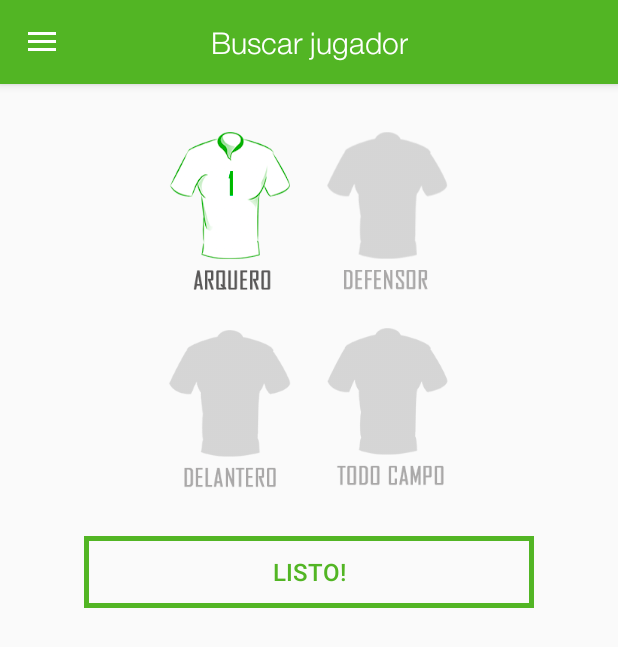
After one commit to npochettino/Hay-Cancha-Mobile, an Android app: the fragment SearchPlayerFragment placed in its activity, on a phone screen of 412 x 824 dp. The commit adds this screen. Shown: the top 647 px of the screen. Run offline under Robolectric (Android 15) with nearby library versions, the phone set to English and light mode, and no system bars; 1 statement that could not run was skipped.

Commit message:
Algunos detalles

```diff
--- a/HayCancha/app/build.gradle
+++ b/HayCancha/app/build.gradle
@@ -30,6 +30,6 @@ dependencies {
     compile 'com.google.android.gms:play-services-location:7.0.0'
     compile 'com.google.android.gms:play-services:8.1.0'
     compile files('libs/universal-image-loader-1.9.3-with-sources.jar')
-    compile files('libs/Parse-1.11.0.jar')
     compile files('libs/bolts-tasks-1.3.0.jar')
+    compile files('libs/Parse-1.9.4.jar')
 }
--- a/HayCancha/app/src/main/java/sempait/haycancha/fragment/CreateAccountFragment2.java
+++ b/HayCancha/app/src/main/java/sempait/haycancha/fragment/CreateAccountFragment2.java
@@ -188,7 +188,7 @@ public class CreateAccountFragment2 extends BaseFragment {
         mCreateTask.mTelefono = mPhone;
         mCreateTask.mPassword = mEtPassword.getText().toString();
         mCreateTask.mPosicion = 1;
-        mCreateTask.mCodigoTelefono = ParseInstallation.getCurrentInstallation().getObjectId();
+        mCreateTask.mCodigoTelefono = ConfigurationClass.getCodigoTelefono(mContext);
         mCreateTask.mIsActivo = true;
 
 
@@ -207,7 +207,6 @@ public class CreateAccountFragment2 extends BaseFragment {
         ConfigurationClass.setEmailUser(mContext, mEtEmail.getText().toString());
         ConfigurationClass.setTelUser(mContext, mPhone);
         ConfigurationClass.setPasswodUser(mContext, mEtPassword.getText().toString());
-        ConfigurationClass.setCodigoTelefono(mContext, ParseInstallation.getCurrentInstallation().getObjectId());
         ConfigurationClass.setCodigoPosicion(mContext, 1);
         ConfigurationClass.setDescPosicion(mContext, "Todo el campo");
         ConfigurationClass.setIsActivo(mContext, true);
--- a/HayCancha/app/src/main/java/sempait/haycancha/fragment/ReservationFragments.java
+++ b/HayCancha/app/src/main/java/sempait/haycancha/fragment/ReservationFragments.java
@@ -17,6 +17,7 @@ import java.util.List;
 import sempait.haycancha.ConfigurationClass;
 import sempait.haycancha.ConfirmDialogCustom;
 import sempait.haycancha.R;
+import sempait.haycancha.adapter.MyReservationsConfirmAdapter;
 import sempait.haycancha.adapter.TurnListAdapter;
 import sempait.haycancha.base.BaseActivity;
 import sempait.haycancha.base.BaseFragment;
@@ -97,7 +98,7 @@ public class ReservationFragments extends BaseFragment {
 
         if (listReservation != null && !listReservation.isEmpty()) {
 
-            TurnListAdapter turnAdapter = new TurnListAdapter(listReservation, mContext, "");
+            MyReservationsConfirmAdapter turnAdapter = new MyReservationsConfirmAdapter(listReservation, mContext, "");
             mListReservations.setAdapter(turnAdapter);
         }
 
--- /dev/null
+++ b/HayCancha/app/src/main/java/sempait/haycancha/fragment/SearchPlayerFragment.java
@@ -0,0 +1,149 @@
+package sempait.haycancha.fragment;
+
+import android.os.Bundle;
+import android.support.v4.app.Fragment;
+import android.view.LayoutInflater;
+import android.view.View;
+import android.view.ViewGroup;
+import android.widget.Button;
+import android.widget.EditText;
+import android.widget.ImageView;
+
+import sempait.haycancha.R;
+import sempait.haycancha.base.BaseFragment;
+
+/**
+ * Created by martin on 18/11/15.
+ */
+public class SearchPlayerFragment extends BaseFragment {
+
+    private String CODIGO_USER = "codigo_user";
+    private int mCodigoUser;
+    private View mView;
+    private int mPositionSelected;
+    private String mDescPositionSelected;
+    private ImageView mImgProfile, mImgArquero, mImgDefensor, mImgDelantero, mImgTodaElCampo;
+
+
+    public Fragment newInstance(int codigo) {
+
+        SearchPlayerFragment mSearchPlayer = new SearchPlayerFragment();
+        Bundle bundle = new Bundle();
+        bundle.putInt(CODIGO_USER, codigo);
+
+
+        mSearchPlayer.setArguments(bundle);
+
+        return mSearchPlayer;
+    }
+
+    @Override
+    public void onCreate(Bundle savedInstanceState) {
+        super.onCreate(savedInstanceState);
+
+        mCodigoUser = getArguments().getInt(CODIGO_USER);
+
+    }
+
+    @Override
+    public View onCreateView(LayoutInflater inflater, ViewGroup container, Bundle savedInstanceState) {
+
+        getBaseActivity().setSectionTitle(getString(R.string.players));
+
+        mView = (ViewGroup) inflater.inflate(R.layout.search_player_fragment, container, false);
+
+        mImgProfile = (ImageView) mView.findViewById(R.id.img_profile);
+        mImgArquero = (ImageView) mView.findViewById(R.id.img_arquero);
+        mImgDefensor = (ImageView) mView.findViewById(R.id.img_defensor);
+        mImgDelantero = (ImageView) mView.findViewById(R.id.img_delantero);
+        mImgTodaElCampo = (ImageView) mView.findViewById(R.id.img_todo_el_campo);
+
+
+        return mView;
+    }
+
+    @Override
+    public void onViewCreated(View view, Bundle savedInstanceState) {
+        super.onViewCreated(view, savedInstanceState);
+
+        mImgArquero.setOnClickListener(new View.OnClickListener() {
+            @Override
+            public void onClick(View v) {
+                refreshPostion(2);
+            }
+        });
+
+        mImgDefensor.setOnClickListener(new View.OnClickListener() {
+            @Override
+            public void onClick(View v) {
+                refreshPostion(3);
+            }
+        });
+
+        mImgDelantero.setOnClickListener(new View.OnClickListener() {
+            @Override
+            public void onClick(View v) {
+                refreshPostion(4);
+            }
+        });
+
+
+        mImgTodaElCampo.setOnClickListener(new View.OnClickListener() {
+            @Override
+            public void onClick(View v) {
+                refreshPostion(1);
+            }
+        });
+    }
+
+    private void refreshPostion(int position) {
+
+
+        switch (position) {
+
+            case 2:
+                mImgArquero.setImageResource(R.drawable.arquero_activo);
+                mImgDefensor.setImageResource(R.drawable.defensa_desactivado);
+                mImgDelantero.setImageResource(R.drawable.delantero_desactivado);
+                mImgTodaElCampo.setImageResource(R.drawable.todo_campo_desactivado);
+                mDescPositionSelected = "Arquero";
+
+                mPositionSelected = 2;
+                break;
+
+            case 3:
+                mImgArquero.setImageResource(R.drawable.arquero_desactivado);
+                mImgDefensor.setImageResource(R.drawable.defensa_activo);
+                mImgDelantero.setImageResource(R.drawable.delantero_desactivado);
+                mImgTodaElCampo.setImageResource(R.drawable.todo_campo_desactivado);
+                mDescPositionSelected = "Defensor";
+
+                mPositionSelected = 3;
+                break;
+
+            case 4:
+                mImgArquero.setImageResource(R.drawable.arquero_desactivado);
+                mImgDefensor.setImageResource(R.drawable.defensa_desactivado);
+                mImgDelantero.setImageResource(R.drawable.delantero_activo);
+                mImgTodaElCampo.setImageResource(R.drawable.todo_campo_desactivado);
+                mDescPositionSelected = "Delantero";
+
+
+                mPositionSelected = 4;
+                break;
+            case 1:
+                mImgArquero.setImageResource(R.drawable.arquero_desactivado);
+                mImgDefensor.setImageResource(R.drawable.defensa_desactivado);
+                mImgDelantero.setImageResource(R.drawable.delantero_desactivado);
+                mImgTodaElCampo.setImageResource(R.drawable.todo_campo_activo);
+                mDescPositionSelected = "Todo el campo";
+
+                mPositionSelected = 1;
+                break;
+
+        }
+
+
+    }
+
+}
--- a/HayCancha/app/src/main/java/sempait/haycancha/fragment/TurnsFilterFragment.java
+++ b/HayCancha/app/src/main/java/sempait/haycancha/fragment/TurnsFilterFragment.java
@@ -123,7 +123,7 @@ public class TurnsFilterFragment extends BaseFragment {
                 executeTurnsService();
 
 //                ParseQuery pushQuery = ParseInstallation.getQuery();
-//                pushQuery.whereEqualTo("objectId", ConfigurationClass.getCodigoTelefono(mContext));
+//                pushQuery.whereEqualTo("deviceToken", "APA91bGdbztll9oMQepfj6WSkVYfzCBr9tIGUBXWSyUjcHnqD7Xg0Wlu5XGhBZ1ZvLeIhbJ7el9_nmxDzL7zV8eXX6y7hhUBvvX_giIE54qdUie42lnagY_7a28-b4QsiIk5bXakYuwW");
 //                ParsePush push = new ParsePush();
 //
 //                JSONObject obj = new JSONObject();
--- /dev/null
+++ b/HayCancha/app/src/main/res/layout/search_player_fragment.xml
@@ -0,0 +1,75 @@
+<?xml version="1.0" encoding="utf-8"?>
+<LinearLayout xmlns:android="http://schemas.android.com/apk/res/android"
+    android:layout_width="match_parent"
+    android:layout_height="match_parent"
+    android:orientation="vertical"
+    android:paddingTop="20dp">
+
+
+    <LinearLayout
+        android:layout_width="match_parent"
+        android:layout_height="wrap_content"
+        android:layout_gravity="center_horizontal"
+        android:gravity="center_horizontal"
+        android:orientation="horizontal">
+
+        <ImageView
+            android:id="@+id/img_arquero"
+            android:layout_width="wrap_content"
+            android:layout_height="wrap_content"
+            android:layout_gravity="center_vertical"
+            android:padding="10dp"
+            android:scaleType="centerCrop"
+            android:src="@drawable/arquero_activo" />
+
+        <ImageView
+            android:id="@+id/img_defensor"
+            android:layout_width="wrap_content"
+            android:layout_height="wrap_content"
+            android:layout_gravity="center_vertical"
+            android:padding="10dp"
+            android:scaleType="centerCrop"
+            android:src="@drawable/defensa_desactivado" />
+
+
+    </LinearLayout>
+
+    <LinearLayout
+        android:layout_width="match_parent"
+        android:layout_height="wrap_content"
+        android:gravity="center_horizontal"
+        android:orientation="horizontal">
+
+        <ImageView
+            android:id="@+id/img_delantero"
+            android:layout_width="wrap_content"
+            android:layout_height="wrap_content"
+            android:layout_gravity="center_vertical"
+            android:padding="10dp"
+            android:scaleType="centerCrop"
+            android:src="@drawable/delantero_desactivado" />
+
+        <ImageView
+            android:id="@+id/img_todo_el_campo"
+            android:layout_width="wrap_content"
+            android:layout_height="wrap_content"
+            android:layout_gravity="center_vertical"
+            android:padding="10dp"
+            android:scaleType="centerCrop"
+            android:src="@drawable/todo_campo_desactivado" />
+
+
+    </LinearLayout>
+
+    <Button
+        android:id="@+id/btn_done"
+        android:layout_width="300dp"
+        android:layout_height="wrap_content"
+        android:layout_gravity="center"
+        android:layout_marginTop="20dp"
+        android:background="@drawable/button_border"
+        android:text="@string/done"
+        android:textColor="@color/green"
+        android:textSize="16sp" />
+
+</LinearLayout>
```
Also changed, not shown: HayCancha/app/src/main/java/sempait/haycancha/adapter/MyReservationsConfirmAdapter.java (added, +186 -0 lines), HayCancha/app/src/main/java/sempait/haycancha/base/HayCanchaAplication.java (+10 -0 lines), HayCancha/app/src/main/java/sempait/haycancha/fragment/PerfilFragment.java (+0 -29 lines), HayCancha/app/src/main/java/sempait/haycancha/models/Turn.java (+9 -0 lines), HayCancha/app/src/main/res/layout/row_reservations_list.xml (added, +140 -0 lines), HayCancha/app/libs/Parse-1.11.0.jar (deleted), HayCancha/app/libs/Parse-1.9.4.jar (added), 1 other file.
